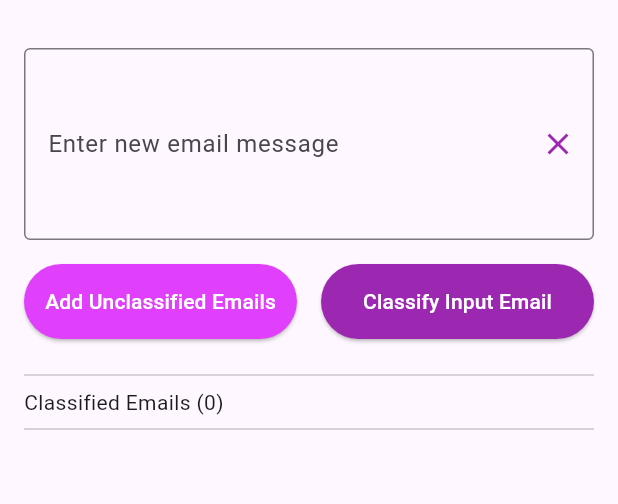
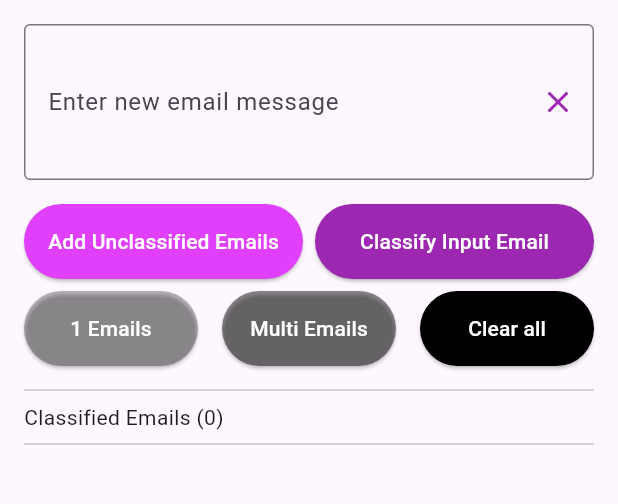
Before and after one commit to atiqur-cai/customer_email_classifier, a Flutter app: the screen it shows after launch, on a phone screen of 412 x 824 dp, the part 84-588 px from its top. Run offline on Flutter 3.47's test engine with Material 3 defaults, Android fonts, the phone set to English and light mode, and no system bars; our stand-ins replace dio.

Commit message:
final ui touch

```diff
--- a/lib/features/home/presentation/home_page.dart
+++ b/lib/features/home/presentation/home_page.dart
@@ -14,7 +14,7 @@ class HomePage extends StatefulWidget {
 class _HomePageState extends State<HomePage> {
   final MockLlmDataSources _dataSources = MockLlmDataSources();
   final TextEditingController _emailInputController = TextEditingController();
-  final List<EmailMessage> _emails = [];
+  List<EmailMessage> _emails = [];
   final Uuid _uuid = const Uuid();
   bool _isClassifying = false;
 
@@ -74,6 +74,30 @@ class _HomePageState extends State<HomePage> {
     });
   }
 
+  void _setDemoStrings() {
+    _emailInputController.clear();
+    _emailInputController.text = """I've been charged twice and I need my money back.
+The app crashed when I tried to upload a photo. It's a critical bug report!
+Just wanted to say how much I love your service! It's fantastic.
+My order hasn't arrived yet, and the tracking number isn't updating. This is a shipping/delivery issue.
+Could you add a dark mode feature? It would be great for night usage.
+I can't log in to my account. I keep getting an error message. I need technical support.
+I'm interested in purchasing your enterprise solution. Can someone contact me about sales inquiries?
+I received a suspicious email asking for my login credentials. This looks like a security concern.
+Claim your free prize now! Click here to redeem. This is definitely spam.
+I need a refund for the item I bought last week. It didn't meet my expectations.
+The website is so slow, it takes ages to load anything. This is a major complaint.
+I found a typo on your pricing page. (no specific tag for this, will go to Other)
+My delivery was delayed due to a bad address. Can you help?
+I lost my password. Please send me a new one.
+""";
+  }
+
+  void _setDemoSingleString() {
+    _emailInputController.clear();
+    _emailInputController.text = "I've been charged twice and I need my money back.";
+  }
+
   @override
   Widget build(BuildContext context) {
     return Scaffold(
@@ -88,7 +112,6 @@ class _HomePageState extends State<HomePage> {
             padding: const EdgeInsets.all(16.0),
             child: Column(
               children: [
-                const SizedBox(height: 16),
                 TextField(
                   controller: _emailInputController,
                   decoration: InputDecoration(
@@ -100,7 +123,7 @@ class _HomePageState extends State<HomePage> {
                       onPressed: () => _emailInputController.clear(),
                     ),
                   ),
-                  maxLines: 4,
+                  maxLines: 3,
                 ),
                 const SizedBox(height: 16),
                 Row(
@@ -123,7 +146,7 @@ class _HomePageState extends State<HomePage> {
                         child: const Text('Add Unclassified Emails'),
                       ),
                     ),
-                    const SizedBox(width: 16),
+                    const SizedBox(width: 8),
                     Expanded(
                       child: ElevatedButton(
                         onPressed: () {
@@ -163,7 +186,56 @@ class _HomePageState extends State<HomePage> {
                     ),
                   ],
                 ),
-                const SizedBox(height: 16),
+                const SizedBox(height: 8),
+                Row(
+                  children: [
+                    Expanded(
+                      child: ElevatedButton(
+                        onPressed: () {
+                          _setDemoSingleString();
+                        },
+                        style: ElevatedButton.styleFrom(
+                          padding: const EdgeInsets.symmetric(vertical: 15),
+                          backgroundColor: Colors.black26,
+                          foregroundColor: Colors.white,
+                        ),
+                        child: const Text('1 Emails'),
+                      ),
+                    ),
+                    const SizedBox(width: 16),
+                    Expanded(
+                      child: ElevatedButton(
+                        onPressed: () {
+                          _setDemoStrings();
+                        },
+                        style: ElevatedButton.styleFrom(
+                          padding: const EdgeInsets.symmetric(vertical: 15),
+                          backgroundColor: Colors.black45,
+                          foregroundColor: Colors.white,
+                        ),
+                        child: const Text('Multi Emails'),
+                      ),
+                    ),
+                    const SizedBox(width: 16),
+                    Expanded(
+                      child: ElevatedButton(
+                        onPressed: () {
+                          setState(() {
+                            _emails = [];
+                            _emailInputController.clear();
+                          });
+                        },
+                        style: ElevatedButton.styleFrom(
+                          padding: const EdgeInsets.symmetric(vertical: 15),
+                          backgroundColor: Colors.black,
+                          foregroundColor: Colors.white,
+                        ),
+                        child: const Text('Clear all'),
+                      ),
+                    ),
+                  ],
+                ),
+                const SizedBox(height: 8),
                 const Divider(),
                 Align(
                   alignment: Alignment.centerLeft,
```
